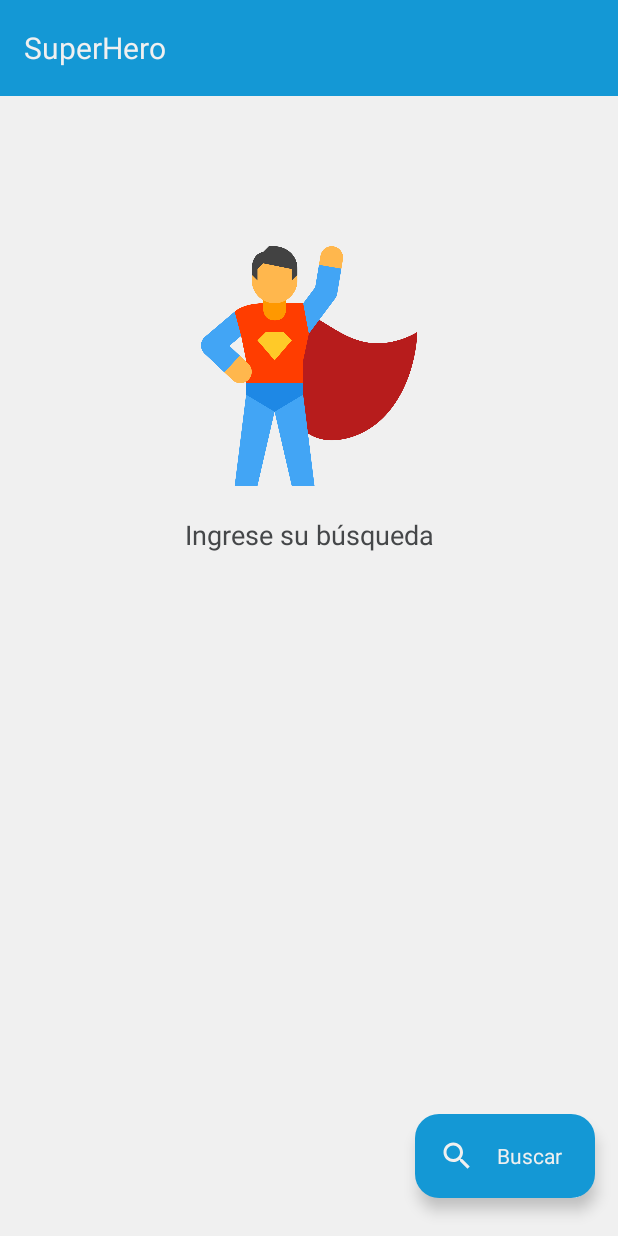
After one commit to kevabin01/SuperHero, an Android app: the SearchFragment screen opened through its navigation route, on a phone screen of 412 x 824 dp. The commit adds this screen. Run offline under Robolectric (Android 15) with nearby library versions, the phone set to English and light mode, and no system bars; our stand-ins replace Firebase (no records; nobody signed in at launch, a user with empty details on screens opened directly), navigation-ui.

Commit message:
Add Search Base

```diff
--- a/app/src/main/java/com/codequark/superhero/retrofit/requests/SearchRequest.kt
+++ b/app/src/main/java/com/codequark/superhero/retrofit/requests/SearchRequest.kt
@@ -6,7 +6,6 @@ import com.codequark.superhero.retrofit.base.RetrofitRequest
 import com.codequark.superhero.retrofit.models.Result
 import com.codequark.superhero.retrofit.services.SearchService
 import com.codequark.superhero.utils.Constants.JsonConstants
-import com.codequark.superhero.utils.LogUtils
 import java.io.IOException
 
 class SearchRequest: RetrofitRequest(
@@ -27,7 +26,7 @@ class SearchRequest: RetrofitRequest(
 
                 if(model != null) {
                     try {
-                        LogUtils.print(model.name)
+                        return model
                     } catch (ex: Exception) {
                         onError(ex)
                     }
--- /dev/null
+++ b/app/src/main/java/com/codequark/superhero/ui/fragments/SearchFragment.kt
@@ -0,0 +1,21 @@
+package com.codequark.superhero.ui.fragments
+
+import android.os.Bundle
+import android.view.LayoutInflater
+import android.view.View
+import android.view.ViewGroup
+import androidx.fragment.app.Fragment
+import com.codequark.superhero.databinding.FragmentSearchBinding
+
+class SearchFragment: Fragment() {
+    private lateinit var binding: FragmentSearchBinding
+
+    override fun onCreateView(inflater: LayoutInflater, container: ViewGroup?, savedInstanceState: Bundle?): View {
+        binding = FragmentSearchBinding.inflate(inflater, container, false)
+        return binding.root
+    }
+
+    override fun onViewCreated(view: View, savedInstanceState: Bundle?) {
+
+    }
+}
--- a/app/src/main/java/com/codequark/superhero/viewModels/ViewModelFactory.kt
+++ b/app/src/main/java/com/codequark/superhero/viewModels/ViewModelFactory.kt
@@ -10,8 +10,16 @@ class ViewModelFactory: ViewModelProvider.Factory {
         val application = ResourceManager.getInstance().application
 
         return when {
+            modelClass.isAssignableFrom(MainViewModel::class.java) -> {
+                MainViewModel(application) as T
+            }
+
             modelClass.isAssignableFrom(NetworkViewModel::class.java) -> {
                 NetworkViewModel(application) as T
+            }
+
+            modelClass.isAssignableFrom(SearchViewModel::class.java) -> {
+                SearchViewModel(application) as T
             }
 
             else -> throw IllegalArgumentException("Unknown ViewModel class")
--- /dev/null
+++ b/app/src/main/res/drawable/bg_button_negative.xml
@@ -0,0 +1,22 @@
+<?xml version="1.0" encoding="utf-8"?>
+<ripple xmlns:android="http://schemas.android.com/apk/res/android"
+	android:color="@color/colorWhite">
+	<item android:id="@android:id/mask">
+		<shape android:shape="rectangle">
+			<solid android:color="@color/colorWhite" />
+			<corners android:radius="@dimen/cornerCardView" />
+		</shape>
+	</item>
+
+	<item android:id="@android:id/background">
+		<shape android:shape="rectangle">
+			<stroke
+				android:width="4dp"
+				android:color="@color/colorPrimary" />
+
+			<solid android:color="@color/backgroundSecondary" />
+
+			<corners android:radius="@dimen/cornerCardView" />
+		</shape>
+	</item>
+</ripple>
--- /dev/null
+++ b/app/src/main/res/drawable/ic_search.xml
@@ -0,0 +1,11 @@
+<?xml version="1.0" encoding="utf-8"?>
+<vector xmlns:android="http://schemas.android.com/apk/res/android"
+	android:width="24dp"
+	android:height="24dp"
+	android:viewportWidth="24.0"
+	android:viewportHeight="24.0">
+
+	<path
+		android:fillColor="@color/backgroundIcons"
+		android:pathData="M15.5,14h-0.79l-0.28,-0.27C15.41,12.59 16,11.11 16,9.5 16,5.91 13.09,3 9.5,3S3,5.91 3,9.5 5.91,16 9.5,16c1.61,0 3.09,-0.59 4.23,-1.57l0.27,0.28v0.79l5,4.99L20.49,19l-4.99,-5zM9.5,14C7.01,14 5,11.99 5,9.5S7.01,5 9.5,5 14,7.01 14,9.5 11.99,14 9.5,14z" />
+</vector>
--- /dev/null
+++ b/app/src/main/res/layout/fragment_search.xml
@@ -0,0 +1,46 @@
+<?xml version="1.0" encoding="utf-8"?>
+<RelativeLayout xmlns:android="http://schemas.android.com/apk/res/android"
+    xmlns:tools="http://schemas.android.com/tools"
+    android:layout_width="match_parent"
+    android:layout_height="match_parent">
+
+    <androidx.swiperefreshlayout.widget.SwipeRefreshLayout
+        android:id="@+id/refreshLayout"
+        android:layout_width="match_parent"
+        android:layout_height="match_parent">
+
+        <LinearLayout
+            android:layout_width="match_parent"
+            android:layout_height="match_parent"
+            android:orientation="vertical"
+            android:background="@color/backgroundPrimary">
+
+            <include
+                android:id="@+id/layoutStart"
+                layout="@layout/layout_start_search" />
+
+            <include
+                android:id="@+id/layoutEmpty"
+                layout="@layout/layout_empty_results" />
+
+            <androidx.recyclerview.widget.RecyclerView
+                android:id="@+id/recyclerView"
+                android:layout_width="match_parent"
+                android:layout_height="match_parent"
+                android:scrollbars="vertical"
+                android:paddingStart="12dp"
+                android:paddingEnd="12dp"
+                tools:listitem="@layout/item_search"
+                style="@style/Style.RecyclerView" />
+
+        </LinearLayout>
+
+    </androidx.swiperefreshlayout.widget.SwipeRefreshLayout>
+
+    <com.google.android.material.floatingactionbutton.ExtendedFloatingActionButton
+        android:id="@+id/fabSearch"
+        android:layout_width="wrap_content"
+        android:layout_height="wrap_content"
+        style="@style/Style.FloatingActionButton.Search" />
+
+</RelativeLayout>
--- /dev/null
+++ b/app/src/main/res/layout/layout_start_search.xml
@@ -0,0 +1,28 @@
+<?xml version="1.0" encoding="utf-8"?>
+<LinearLayout xmlns:android="http://schemas.android.com/apk/res/android"
+    xmlns:app="http://schemas.android.com/apk/res-auto"
+    android:id="@+id/containerStart"
+    android:layout_width="match_parent"
+    android:layout_height="match_parent"
+    android:orientation="vertical"
+    android:gravity="center_horizontal"
+    android:background="@color/backgroundPrimary">
+
+    <androidx.appcompat.widget.AppCompatImageView
+        android:layout_width="160dp"
+        android:layout_height="160dp"
+        android:layout_marginTop="100dp"
+        android:layout_marginBottom="10dp"
+        android:contentDescription="@string/titleAppName"
+        app:srcCompat="@drawable/background_search" />
+
+    <TextView
+        android:layout_width="match_parent"
+        android:layout_height="wrap_content"
+        android:text="@string/textEnterSearch"
+        android:textSize="@dimen/textSizeNormal"
+        android:textColor="@color/textColor"
+        android:layout_margin="10dp"
+        android:gravity="center" />
+
+</LinearLayout>
--- a/app/src/main/res/navigation/mobile_navigation.xml
+++ b/app/src/main/res/navigation/mobile_navigation.xml
@@ -11,15 +11,27 @@
 		tools:layout="@layout/fragment_login" >
 
 		<action
-			android:id="@+id/action_navigationLogin_to_navigationRegistro"
-			app:destination="@id/navigationRegistro" />
+			android:id="@+id/action_navigationLogin_to_navigationRegister"
+			app:destination="@id/navigationRegister" />
 
 	</fragment>
 
 	<fragment
-		android:id="@+id/navigationRegistro"
-		android:name="com.codequark.superhero.ui.fragments.RegistroFragment"
-		android:label="@string/titleRegistro"
-		tools:layout="@layout/fragment_registro" />
+		android:id="@+id/navigationRegister"
+		android:name="com.codequark.superhero.ui.fragments.RegisterFragment"
+		android:label="@string/titleRegister"
+		tools:layout="@layout/fragment_register" />
+
+	<fragment
+		android:id="@+id/navigationHome"
+		android:name="com.codequark.superhero.ui.fragments.HomeFragment"
+		android:label="@string/titleHome"
+		tools:layout="@layout/fragment_home" />
+
+	<fragment
+		android:id="@+id/navigationSearch"
+		android:name="com.codequark.superhero.ui.fragments.SearchFragment"
+		android:label="@string/titleSearch"
+		tools:layout="@layout/fragment_search" />
 
 </navigation>
--- a/app/src/main/res/values/colors.xml
+++ b/app/src/main/res/values/colors.xml
@@ -5,15 +5,19 @@
 	<color name="colorAccent">#1498d5</color>
 
 	<color name="backgroundPrimary">@color/colorWhite</color>
+	<color name="backgroundSecondary">@color/colorWhite</color>
 	<color name="backgroundMenu">#666666</color>
 	<color name="backgroundIcons">@color/colorWhite</color>
 	<color name="backgroundButtonDialog">@color/colorGray</color>
+	<color name="backgroundLayoutIcon">@color/colorPrimary</color>
+	<color name="backgroundCardView">@color/colorWhite</color>
+	<color name="backgroundRecyclerView">@color/backgroundPrimary</color>
 
 	<color name="textColor">@color/colorDark</color>
+
+	<color name="hintColor">@color/colorWhite</color>
 
 	<color name="colorWhite">#f0f0f0</color>
 	<color name="colorDark">#454749</color>
 	<color name="colorGray">#686868</color>
-
-	<color name="hintColor">@color/colorWhite</color>
 </resources>
--- a/app/src/main/res/values/strings.xml
+++ b/app/src/main/res/values/strings.xml
@@ -3,7 +3,9 @@
 	<string name="titleAppName">SuperHero</string>
 
 	<string name="titleLogin">Iniciar sesión</string>
-	<string name="titleRegistro">Registro</string>
+	<string name="titleRegister">Registro</string>
+	<string name="titleHome">Registro</string>
+	<string name="titleSearch">Buscar</string>
 	<string name="titleUsuario">Usuario</string>
 	<string name="titlePassword">Contraseña</string>
 	<string name="titleRegistrar">Registrar</string>
@@ -21,6 +23,9 @@
 	<string name="textUsuarioExiste">Este usuario ya existe, intente con otro</string>
 	<string name="textUsuarioNoExiste">No se encuentra ninguna cuenta registrada</string>
 	<string name="textErrorLoginDemasiadosIntentos">Se han realizado demasiados intentos, intente de nuevo en 15 minutos</string>
+	<string name="textEnterSearch">Ingrese su búsqueda</string>
+	<string name="textNoResults">Sin resultados</string>
+	<string name="textTryNewSearch">Intenta una nueva búsqueda</string>
 
 	<!-- SharedPreferences -->
 	<string name="key_login">key_login</string>
--- a/app/src/main/res/values/themes.xml
+++ b/app/src/main/res/values/themes.xml
@@ -59,4 +59,30 @@
 		<item name="android:selectable">true</item>
 		<item name="android:focusable">true</item>
 	</style>
+
+	<style name="Style.RecyclerView" parent="@style/AppTheme">
+		<item name="android:background">@color/backgroundRecyclerView</item>
+	</style>
+
+	<style name="Style.FloatingActionButton.Search" parent="Style.FloatingActionButton">
+		<item name="icon">@drawable/ic_search</item>
+		<item name="android:text">@string/titleSearch</item>
+	</style>
+
+	<style name="Style.FloatingActionButton" parent="@style/AppTheme">
+		<item name="rippleColor">@color/colorWhite</item>
+		<item name="iconTint">@color/backgroundIcons</item>
+		<item name="backgroundTint">@color/colorPrimary</item>
+		<item name="android:textSize">14sp</item>
+		<item name="android:textColor">@color/colorWhite</item>
+		<item name="android:textAllCaps">false</item>
+		<item name="background">@drawable/bg_button_negative</item>
+		<item name="android:clickable">true</item>
+		<item name="android:selectable">true</item>
+		<item name="android:focusable">true</item>
+		<item name="android:layout_marginEnd">15dp</item>
+		<item name="android:layout_marginBottom">25dp</item>
+		<item name="android:layout_alignParentBottom">true</item>
+		<item name="android:layout_alignParentEnd">true</item>
+	</style>
 </resources>
```
Also changed, not shown: app/src/main/java/com/codequark/superhero/repositories/BaseRepository.kt (added, +54 -0 lines), app/src/main/java/com/codequark/superhero/repositories/SearchRepository.kt (added, +17 -0 lines), app/src/main/java/com/codequark/superhero/viewModels/SearchViewModel.kt (added, +21 -0 lines), app/src/main/res/drawable/ic_find.xml (added, +11 -0 lines), app/src/main/res/layout/item_search.xml (added, +60 -0 lines), app/src/main/res/layout/layout_empty_results.xml (added, +35 -0 lines), app/src/main/res/drawable/background_search.png (added).
